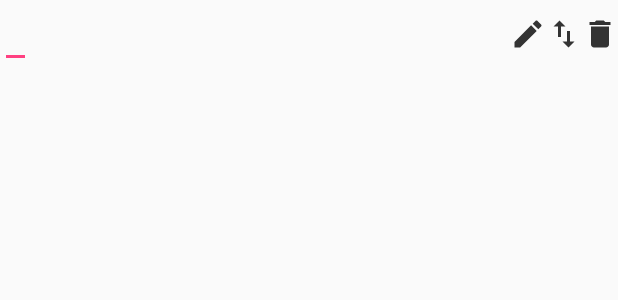
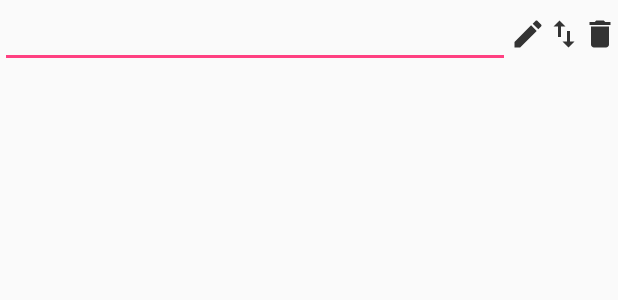
Before and after one commit to velocic/WorldforgeRPGTools, an Android app: the layout list_item_generator_contents.xml on its own in the app's theme, with its tools: preview values and no code run, on a phone screen of 412 x 824 dp. Shown: the top 300 px of the screen. Run offline under Robolectric (Android 15) with nearby library versions, the phone set to English and light mode, and no system bars; network calls fail.

```diff
--- a/app/src/main/res/layout/partial_generator_contents_main_body.xml
+++ b/app/src/main/res/layout/partial_generator_contents_main_body.xml
@@ -1,7 +1,7 @@
 <?xml version="1.0" encoding="utf-8"?>
 <androidx.constraintlayout.widget.ConstraintLayout xmlns:android="http://schemas.android.com/apk/res/android"
     android:orientation="horizontal"
-    android:layout_width="wrap_content"
+    android:layout_width="match_parent"
     android:layout_height="wrap_content"
     xmlns:app="http://schemas.android.com/apk/res-auto"
     xmlns:tools="http://schemas.android.com/tools">
@@ -30,9 +30,13 @@
         android:id="@+id/generator_contents_result"
         android:layout_width="0dp"
         android:layout_height="wrap_content"
+        android:inputType="textAutoCorrect"
+        android:singleLine="true"
+        android:imeOptions="actionNext"
         app:layout_constraintStart_toEndOf="@id/generator_contents_roll_range"
         app:layout_constraintTop_toTopOf="parent"
         app:layout_constraintBottom_toBottomOf="parent"
+        app:layout_constraintEnd_toEndOf="parent"
         />
 
 </androidx.constraintlayout.widget.ConstraintLayout>
```
